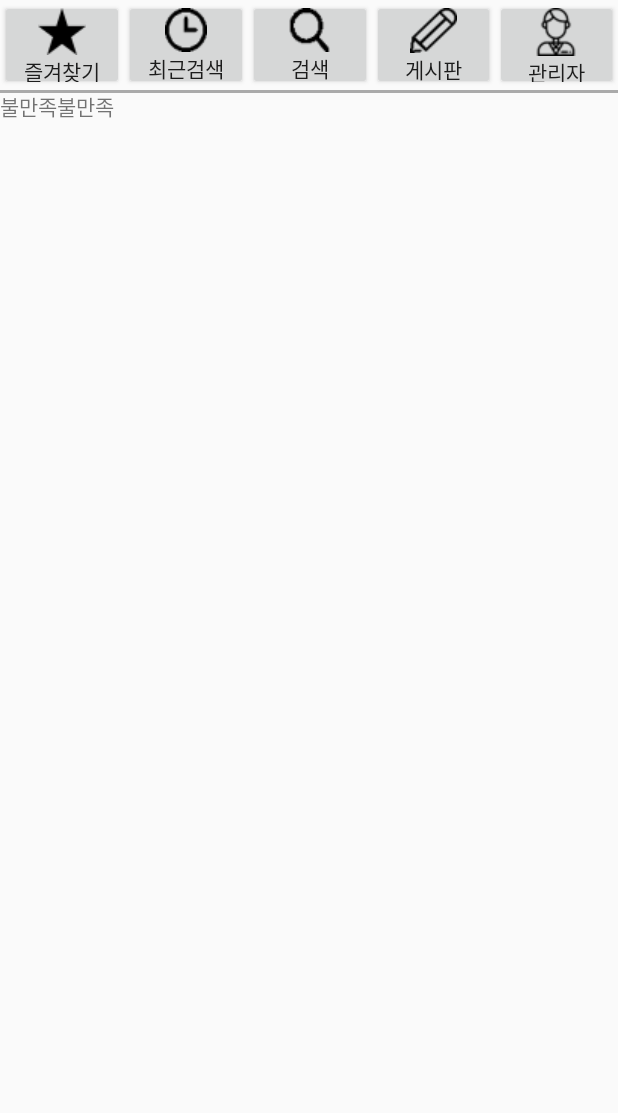
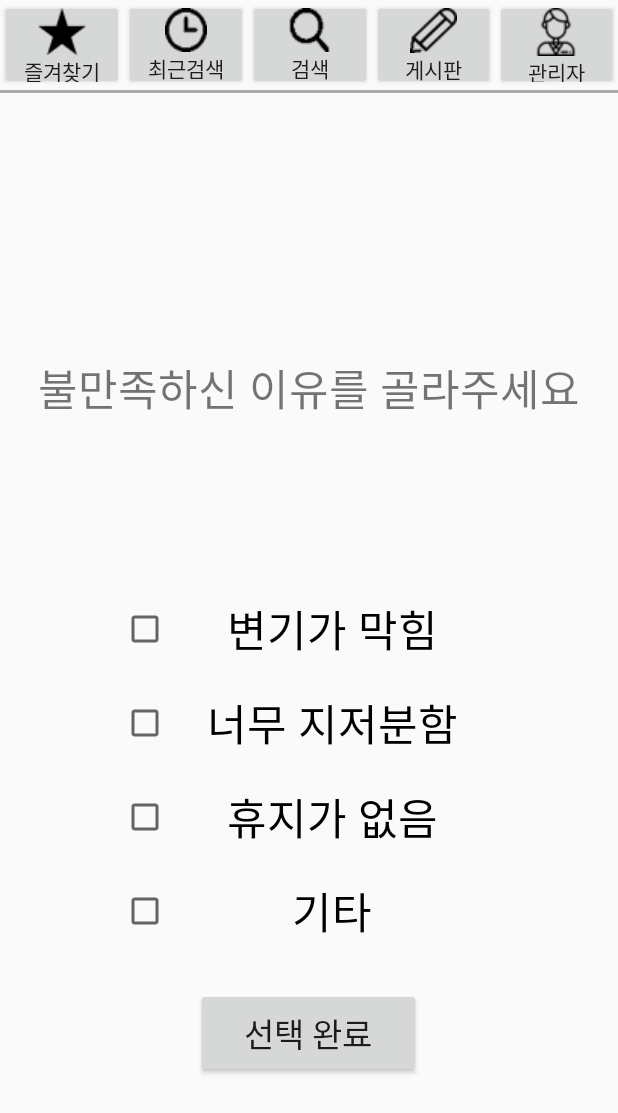
Before and after one commit to GiziSH/gizi_final-master, an Android app: the fragment F3_dissatisfaction placed in its activity, on a phone screen of 412 x 824 dp. Shown: the top 1113 px of the screen. Run offline under Robolectric (Android 15) with nearby library versions, the phone set to English and light mode, and no system bars.

Commit message:
불만족 xml

```diff
--- a/app/src/main/java/com/dsk/gizi_final/Fragment5.java
+++ b/app/src/main/java/com/dsk/gizi_final/Fragment5.java
@@ -81,6 +81,7 @@ public class Fragment5 extends Fragment {
 
         return v;
     }
+
     public class registDB extends AsyncTask<Void, Integer, Void> {
         String data = "";
         @Override
--- a/app/src/main/res/layout/f3_dissatisfaction.xml
+++ b/app/src/main/res/layout/f3_dissatisfaction.xml
@@ -1,11 +1,85 @@
 <?xml version="1.0" encoding="utf-8"?>
-<LinearLayout xmlns:android="http://schemas.android.com/apk/res/android"
-    android:orientation="vertical" android:layout_width="match_parent"
-    android:layout_height="match_parent">
+<RelativeLayout
+    xmlns:android="http://schemas.android.com/apk/res/android"
+    android:layout_width="fill_parent"
+    android:layout_height="fill_parent"
+    android:orientation="vertical"
+    android:weightSum="10">
 
     <TextView
-        android:id="@+id/textView"
+        android:id="@+id/textView1"
         android:layout_width="match_parent"
+        android:layout_height="94dp"
+        android:layout_alignParentTop="true"
+        android:layout_gravity="center"
+        android:layout_marginTop="90dp"
+        android:layout_weight="3"
+        android:gravity="center"
+        android:text="불만족하신 이유를 골라주세요"
+        android:layout_above="@+id/checkBox1"
+        android:textSize="13pt" />
+
+    <CheckBox
+        android:id="@+id/checkBox1"
+        android:layout_width="250dp"
         android:layout_height="wrap_content"
-        android:text="불만족불만족" />
-</LinearLayout>
+        android:layout_centerHorizontal="true"
+        android:layout_gravity="center"
+        android:layout_marginTop="30dp"
+        android:layout_above="@+id/checkBox2"
+        android:checked="false"
+        android:gravity="center"
+        android:textSize="13pt"
+        android:text="변기가 막힘" />
+
+    <CheckBox
+        android:id="@+id/checkBox2"
+        android:layout_width="250dp"
+        android:layout_height="wrap_content"
+        android:layout_centerHorizontal="true"
+        android:layout_gravity="center"
+        android:layout_above="@+id/checkBox3"
+        android:layout_marginTop="20dp"
+        android:gravity="center"
+        android:textSize="13pt"
+        android:text="너무 지저분함" />
+
+    <CheckBox
+        android:id="@+id/checkBox3"
+        android:layout_width="250dp"
+        android:layout_height="wrap_content"
+        android:layout_centerHorizontal="true"
+        android:layout_gravity="center"
+        android:layout_above="@+id/checkBox4"
+        android:layout_marginTop="20dp"
+        android:gravity="center"
+        android:textSize="13pt"
+        android:text="휴지가 없음" />
+
+    <CheckBox
+        android:id="@+id/checkBox4"
+        android:layout_width="250dp"
+        android:layout_height="wrap_content"
+        android:layout_centerHorizontal="true"
+        android:layout_gravity="center"
+        android:layout_marginTop="20dp"
+        android:layout_above="@+id/button1"
+        android:gravity="center"
+        android:textSize="13pt"
+        android:text="기타" />
+
+    <Button
+        android:id="@+id/button1"
+        android:layout_width="150dp"
+        android:layout_height="60dp"
+        android:layout_alignParentBottom="true"
+        android:layout_centerHorizontal="true"
+        android:layout_gravity="center"
+        android:layout_marginBottom="105dp"
+        android:layout_marginTop="30dp"
+        android:gravity="center"
+        android:textSize="10pt"
+        android:text="선택 완료" />
+
+
+</RelativeLayout>
```
